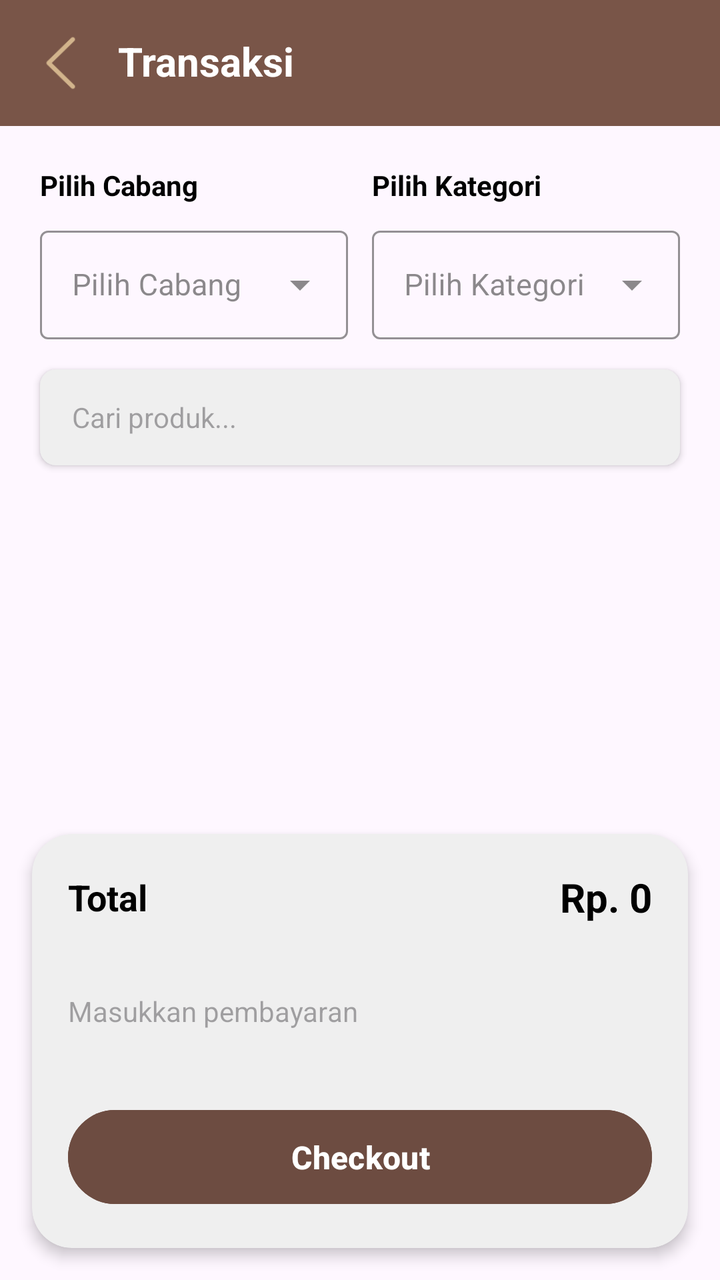
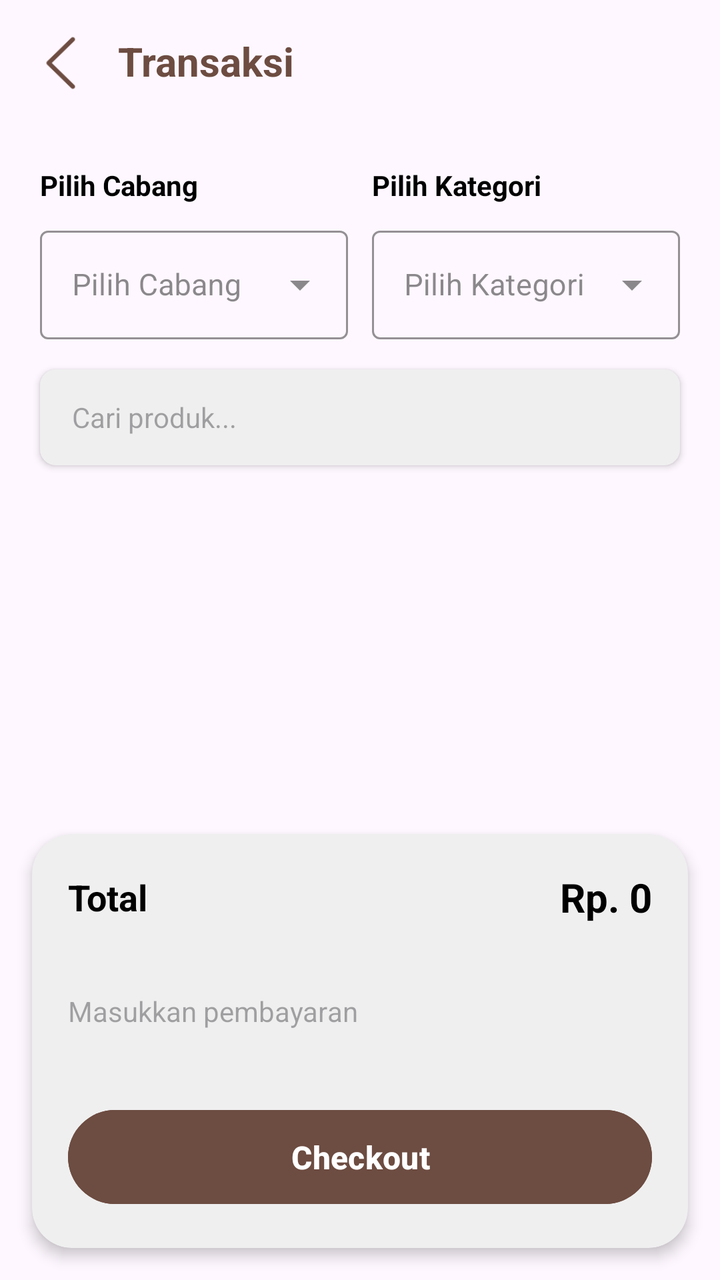

The first picture is an Android layout as it rendered before a commit; the second is the same layout after the commit. The layout source and the unified diff follow.
<!-- AndroidManifest.xml: application theme Theme.Pos -->
<!-- res/layout/activity_transaksi.xml -->
<?xml version="1.0" encoding="utf-8"?>
<LinearLayout xmlns:android="http://schemas.android.com/apk/res/android"
    xmlns:app="http://schemas.android.com/apk/res-auto"
    xmlns:tools="http://schemas.android.com/tools"
    android:id="@+id/main"
    android:layout_width="match_parent"
    android:layout_height="match_parent"
    android:orientation="vertical"
    tools:context=".TransaksiActivity">

    <LinearLayout
        android:layout_width="match_parent"
        android:layout_height="wrap_content"
        android:orientation="horizontal"
        android:background="#795548">

        <ImageView
            android:id="@+id/ivKembali"
            android:layout_width="35dp"
            android:layout_height="35dp"
            android:layout_marginVertical="14dp"
            android:layout_marginStart="13dp"
            android:src="@drawable/img_3"
            app:tint="#D2B48C"
            android:contentDescription="Kembali" />

        <LinearLayout
            android:layout_width="wrap_content"
            android:layout_height="wrap_content"
            android:orientation="vertical">

            <TextView
                android:layout_width="wrap_content"
                android:layout_height="wrap_content"
                android:layout_marginStart="8dp"
                android:layout_marginTop="14dp"
                android:text="Transaksi"
                android:textColor="@color/white"
                android:textSize="20sp"
                android:textStyle="bold"
                android:padding="3dp"/>

        </LinearLayout>
    </LinearLayout>

    <LinearLayout
        android:layout_width="match_parent"
        android:layout_height="wrap_content"
        android:orientation="horizontal"
        android:paddingHorizontal="20dp"
        android:paddingTop="20dp">

        <LinearLayout
            android:layout_width="0dp"
            android:layout_height="wrap_content"
            android:layout_weight="1"
            android:orientation="vertical">

            <TextView
                android:layout_width="wrap_content"
                android:layout_height="wrap_content"
                android:text="Pilih Cabang"
                android:textSize="14sp"
                android:textColor="?attr/color"
                android:textStyle="bold" />

            <com.google.android.material.textfield.TextInputLayout
                style="@style/Widget.MaterialComponents.TextInputLayout.OutlinedBox.ExposedDropdownMenu"
                android:layout_width="match_parent"
                android:layout_height="wrap_content"
                android:layout_marginTop="8dp"
                app:boxStrokeColor="?attr/colorOnBackground"
                app:hintTextColor="?attr/colorOnBackground">

                <AutoCompleteTextView
                    android:id="@+id/spCabang"
                    android:layout_width="match_parent"
                    android:layout_height="wrap_content"
                    android:hint="Pilih Cabang"
                    android:inputType="none"
                    android:textColor="?attr/color"
                    android:textSize="15sp" />
            </com.google.android.material.textfield.TextInputLayout>
        </LinearLayout>

        <View
            android:layout_width="12dp"
            android:layout_height="1dp" />

        <LinearLayout
            android:layout_width="0dp"
            android:layout_height="wrap_content"
            android:layout_weight="1"
            android:orientation="vertical">

            <TextView
                android:layout_width="wrap_content"
                android:layout_height="wrap_content"
                android:text="Pilih Kategori"
                android:textSize="14sp"
                android:textColor="?attr/color"
                android:textStyle="bold" />

            <com.google.android.material.textfield.TextInputLayout
                style="@style/Widget.MaterialComponents.TextInputLayout.OutlinedBox.ExposedDropdownMenu"
                android:layout_width="match_parent"
                android:layout_height="wrap_content"
                android:layout_marginTop="8dp"
                app:boxStrokeColor="?attr/colorOnBackground"
                app:hintTextColor="?attr/colorOnBackground">

                <AutoCompleteTextView
                    android:id="@+id/spKategori"
                    android:layout_width="match_parent"
                    android:layout_height="wrap_content"
                    android:hint="Pilih Kategori"
                    android:inputType="none"
                    android:textColor="?attr/color"
                    android:textSize="15sp" />
            </com.google.android.material.textfield.TextInputLayout>
        </LinearLayout>
    </LinearLayout>

    <com.google.android.material.card.MaterialCardView
        android:layout_width="match_parent"
        android:layout_height="wrap_content"
        android:layout_marginHorizontal="20dp"
        android:layout_marginTop="15dp"
        app:cardCornerRadius="8dp"
        app:cardElevation="2dp"
        app:cardBackgroundColor="?attr/colorSurface"
        app:strokeWidth="0dp">

        <EditText
            android:id="@+id/etCariProduk"
            android:layout_width="match_parent"
            android:layout_height="48dp"
            android:background="?attr/colorSurface"
            android:hint="Cari produk..."
            android:importantForAutofill="no"
            android:gravity="center_vertical"
            android:paddingHorizontal="16dp"
            android:inputType="text"
            android:textSize="14sp" />

    </com.google.android.material.card.MaterialCardView>

    <androidx.recyclerview.widget.RecyclerView
        android:id="@+id/rvProduk"
        android:layout_width="match_parent"
        android:layout_height="0dp"
        android:layout_weight="1"
        android:clipToPadding="false"
        android:padding="16dp"
        tools:listitem="@layout/item_produk_transaksi" />

    <androidx.cardview.widget.CardView
        android:layout_width="match_parent"
        android:layout_height="wrap_content"
        android:layout_margin="16dp"
        app:cardCornerRadius="20dp"
        android:backgroundTint="?attr/colorSurface"
        app:cardElevation="4dp">

        <LinearLayout
            android:layout_width="match_parent"
            android:layout_height="wrap_content"
            android:orientation="vertical"
            android:padding="18dp">

            <LinearLayout
                android:layout_width="match_parent"
                android:layout_height="wrap_content"
                android:gravity="center_vertical"
                android:orientation="horizontal">

                <TextView
                    android:layout_width="0dp"
                    android:layout_height="wrap_content"
                    android:layout_weight="1"
                    android:text="Total"
                    android:textSize="18sp"
                    android:textColor="?attr/color"
                    android:textStyle="bold" />

                <TextView
                    android:id="@+id/tvTotal"
                    android:layout_width="wrap_content"
                    android:layout_height="wrap_content"
                    android:text="Rp. 0"
                    android:textSize="20sp"
                    android:textColor="?attr/color"
                    android:textStyle="bold" />

            </LinearLayout>

            <EditText
                android:id="@+id/etBayar"
                android:layout_width="match_parent"
                android:layout_height="55dp"
                android:layout_marginTop="16dp"
                android:background="?attr/colorSurface"
                android:hint="Masukkan pembayaran"
                android:importantForAutofill="no"
                android:inputType="number"
                android:textSize="14sp" />

            <Button
                android:id="@+id/btnCheckout"
                android:layout_width="match_parent"
                android:layout_height="55dp"
                android:layout_marginTop="18dp"
                android:backgroundTint="#6D4C41"
                android:text="Checkout"
                android:textAllCaps="false"
                android:textColor="#FFFFFF"
                android:textSize="16sp"
                android:textStyle="bold" />

        </LinearLayout>

    </androidx.cardview.widget.CardView>

</LinearLayout>
<!-- res/layout/item_produk_transaksi.xml (included above) -->
<?xml version="1.0" encoding="utf-8"?>
<androidx.cardview.widget.CardView xmlns:android="http://schemas.android.com/apk/res/android"
    xmlns:app="http://schemas.android.com/apk/res-auto"
    android:layout_width="match_parent"
    android:layout_height="wrap_content"
    android:layout_marginBottom="12dp"
    app:cardCornerRadius="16dp"
    app:cardElevation="2dp"
    android:backgroundTint="?attr/colorSurface">

    <LinearLayout
        android:layout_width="match_parent"
        android:layout_height="wrap_content"
        android:orientation="horizontal"
        android:padding="14dp">

        <LinearLayout
            android:layout_width="0dp"
            android:layout_height="wrap_content"
            android:layout_weight="1"
            android:orientation="vertical">

            <TextView
                android:id="@+id/tvNamaProduk"
                android:layout_width="wrap_content"
                android:layout_height="wrap_content"
                android:text="Kopi Susu"
                android:textStyle="bold"
                android:textColor="?attr/color"
                android:textSize="18sp"/>

            <TextView
                android:id="@+id/tvHargaProduk"
                android:layout_width="wrap_content"
                android:layout_height="wrap_content"
                android:text="Rp. 10.000"
                android:textSize="15sp"
                android:textColor="?attr/color"
                android:layout_marginTop="4dp"/>
        </LinearLayout>

        <LinearLayout
            android:layout_width="wrap_content"
            android:layout_height="wrap_content"
            android:orientation="horizontal"
            android:gravity="center_vertical">

            <ImageButton
                android:id="@+id/btnMinus"
                android:layout_width="38dp"
                android:layout_height="38dp"
                android:backgroundTint="#D7CCC8"
                android:src="@android:drawable/ic_media_previous"/>

            <TextView
                android:id="@+id/tvQty"
                android:layout_width="40dp"
                android:layout_height="wrap_content"
                android:gravity="center"
                android:text="0"
                android:textStyle="bold"
                android:textSize="18sp"
                android:textColor="#000"/>

            <ImageButton
                android:id="@+id/btnPlus"
                android:layout_width="38dp"
                android:layout_height="38dp"
                android:backgroundTint="#6D4C41"
                android:src="@android:drawable/ic_input_add"
                android:tint="@color/white"
                app:tint="#FFFFFF" />
        </LinearLayout>

    </LinearLayout>

</androidx.cardview.widget.CardView>
<!-- resources referenced by this layout -->
<resources>
  <color name="white">#FFFFFFFF</color>
  <!-- drawable img_3: png bitmap (drawable, 974 bytes) -->
  <style name="Theme.Pos" parent="Base.Theme.Pos" />
  <style name="Base.Theme.Pos" parent="Theme.Material3.DayNight.NoActionBar">
          
          
  
          <item name="colorSurface">#EFEFEF</item>
  
          <item name="colorOnBackground">#616161</item>
  
          <item name="color">#000000</item>
  
          <item name="colorOnSurface">#3E3E3E</item>
  
          <item name="colorAccent">#6D4C41</item>
  
      </style>
</resources>

<!-- the commit's change to res/layout/activity_transaksi.xml (unified diff, before → after) -->
@@ -12,7 +12,7 @@
         android:layout_width="match_parent"
         android:layout_height="wrap_content"
         android:orientation="horizontal"
-        android:background="#795548">
+        android:background="@android:color/transparent">
 
         <ImageView
             android:id="@+id/ivKembali"
@@ -21,7 +21,7 @@
             android:layout_marginVertical="14dp"
             android:layout_marginStart="13dp"
             android:src="@drawable/img_3"
-            app:tint="#D2B48C"
+            app:tint="?attr/colorAccent"
             android:contentDescription="Kembali" />
 
         <LinearLayout
@@ -35,7 +35,7 @@
                 android:layout_marginStart="8dp"
                 android:layout_marginTop="14dp"
                 android:text="Transaksi"
-                android:textColor="@color/white"
+                android:textColor="?attr/colorAccent"
                 android:textSize="20sp"
                 android:textStyle="bold"
                 android:padding="3dp"/>
